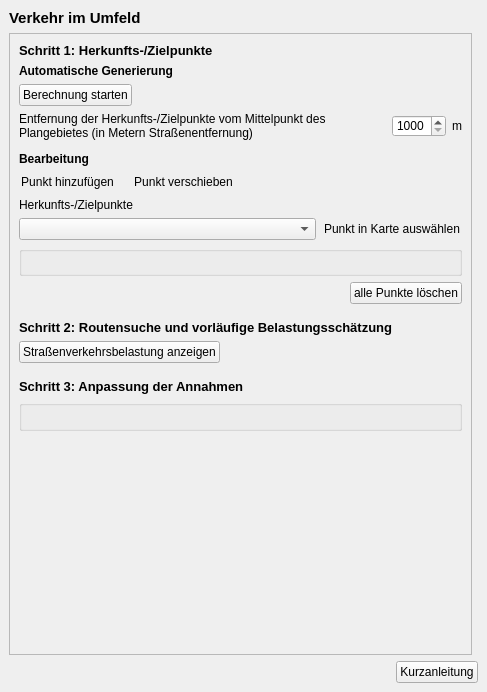
Above: ui/domain_03-ViU.ui from projektcheck/ProjektCheck-QGIS before the change. Below: the same form after it.
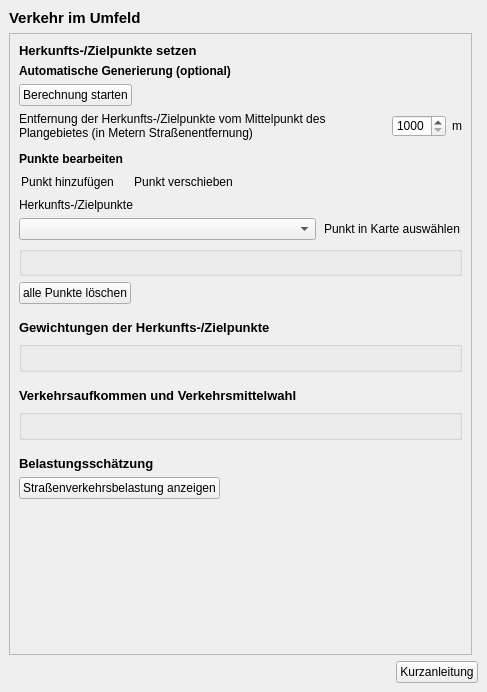
That is the form after the change. Icons and pictures are not drawn.

Commit message: traffic - split ways and weights into separate parameter groups

```diff
--- a/ui/domain_03-ViU.ui
+++ b/ui/domain_03-ViU.ui
@@ -109,6 +109,20 @@
       </item>
      </layout>
     </item>
+    <item row="0" column="0">
+     <widget class="QLabel" name="label_10">
+      <property name="font">
+       <font>
+        <pointsize>11</pointsize>
+        <weight>75</weight>
+        <bold>true</bold>
+       </font>
+      </property>
+      <property name="text">
+       <string>Verkehr im Umfeld</string>
+      </property>
+     </widget>
+    </item>
     <item row="1" column="0">
      <widget class="QScrollArea" name="scrollArea">
       <property name="widgetResizable">
@@ -137,7 +151,7 @@
            <string/>
           </property>
           <property name="text">
-           <string>Schritt 1: Herkunfts-/Zielpunkte</string>
+           <string>Herkunfts-/Zielpunkte setzen</string>
           </property>
          </widget>
         </item>
@@ -150,7 +164,7 @@
            </font>
           </property>
           <property name="text">
-           <string>Automatische Generierung</string>
+           <string>Automatische Generierung (optional)</string>
           </property>
          </widget>
         </item>
@@ -284,7 +298,7 @@
            </font>
           </property>
           <property name="text">
-           <string>Bearbeitung</string>
+           <string>Punkte bearbeiten</string>
           </property>
          </widget>
         </item>
@@ -484,19 +498,6 @@
         </item>
         <item>
          <layout class="QHBoxLayout" name="horizontalLayout">
-          <item>
-           <spacer name="horizontalSpacer">
-            <property name="orientation">
-             <enum>Qt::Horizontal</enum>
-            </property>
-            <property name="sizeHint" stdset="0">
-             <size>
-              <width>40</width>
-              <height>20</height>
-             </size>
-            </property>
-           </spacer>
-          </item>
           <item>
            <widget class="QPushButton" name="remove_transfer_nodes_button">
             <property name="toolTip">
@@ -511,10 +512,23 @@
             </property>
            </widget>
           </item>
+          <item>
+           <spacer name="horizontalSpacer">
+            <property name="orientation">
+             <enum>Qt::Horizontal</enum>
+            </property>
+            <property name="sizeHint" stdset="0">
+             <size>
+              <width>40</width>
+              <height>20</height>
+             </size>
+            </property>
+           </spacer>
+          </item>
          </layout>
         </item>
         <item>
-         <spacer name="verticalSpacer_7">
+         <spacer name="verticalSpacer_8">
           <property name="orientation">
            <enum>Qt::Vertical</enum>
           </property>
@@ -529,6 +543,118 @@
           </property>
          </spacer>
         </item>
+        <item>
+         <widget class="QFrame" name="settings_frame">
+          <property name="enabled">
+           <bool>true</bool>
+          </property>
+          <property name="frameShape">
+           <enum>QFrame::NoFrame</enum>
+          </property>
+          <property name="frameShadow">
+           <enum>QFrame::Plain</enum>
+          </property>
+          <property name="lineWidth">
+           <number>0</number>
+          </property>
+          <layout class="QVBoxLayout" name="verticalLayout_7">
+           <property name="leftMargin">
+            <number>0</number>
+           </property>
+           <property name="topMargin">
+            <number>0</number>
+           </property>
+           <property name="rightMargin">
+            <number>0</number>
+           </property>
+           <property name="bottomMargin">
+            <number>0</number>
+           </property>
+           <item>
+            <widget class="QLabel" name="label_12">
+             <property name="font">
+              <font>
+               <pointsize>10</pointsize>
+               <weight>75</weight>
+               <bold>true</bold>
+              </font>
+             </property>
+             <property name="toolTip">
+              <string/>
+             </property>
+             <property name="text">
+              <string>Gewichtungen der Herkunfts-/Zielpunkte</string>
+             </property>
+            </widget>
+           </item>
+           <item>
+            <widget class="QGroupBox" name="weights_group">
+             <property name="title">
+              <string/>
+             </property>
+             <layout class="QVBoxLayout" name="verticalLayout_3"/>
+            </widget>
+           </item>
+           <item>
+            <spacer name="verticalSpacer_9">
+             <property name="orientation">
+              <enum>Qt::Vertical</enum>
+             </property>
+             <property name="sizeType">
+              <enum>QSizePolicy::Fixed</enum>
+             </property>
+             <property name="sizeHint" stdset="0">
+              <size>
+               <width>20</width>
+               <height>10</height>
+              </size>
+             </property>
+            </spacer>
+           </item>
+           <item>
+            <widget class="QLabel" name="label_3">
+             <property name="font">
+              <font>
+               <pointsize>10</pointsize>
+               <weight>75</weight>
+               <bold>true</bold>
+              </font>
+             </property>
+             <property name="toolTip">
+              <string/>
+             </property>
+             <property name="text">
+              <string>Verkehrsaufkommen und Verkehrsmittelwahl</string>
+             </property>
+            </widget>
+           </item>
+           <item>
+            <widget class="QGroupBox" name="ways_group">
+             <property name="title">
+              <string/>
+             </property>
+             <layout class="QVBoxLayout" name="verticalLayout"/>
+            </widget>
+           </item>
+           <item>
+            <spacer name="verticalSpacer_7">
+             <property name="orientation">
+              <enum>Qt::Vertical</enum>
+             </property>
+             <property name="sizeType">
+              <enum>QSizePolicy::Fixed</enum>
+             </property>
+             <property name="sizeHint" stdset="0">
+              <size>
+               <width>20</width>
+               <height>10</height>
+              </size>
+             </property>
+            </spacer>
+           </item>
+          </layout>
+         </widget>
+        </item>
         <item>
          <widget class="QLabel" name="label_2">
           <property name="font">
@@ -542,7 +668,7 @@
            <string/>
           </property>
           <property name="text">
-           <string>Schritt 2: Routensuche und vorläufige Belastungsschätzung</string>
+           <string>Belastungsschätzung</string>
           </property>
          </widget>
         </item>
@@ -557,7 +683,7 @@
              </sizepolicy>
             </property>
             <property name="toolTip">
-             <string>&lt;p&gt;&lt;span style=&quot; font-weight:600;&quot;&gt;Schätzung der Verkehrsbelastung&lt;/span&gt;&lt;/p&gt;&lt;p&gt;Routen der Fahrten von den Herkunfts-/Zielpunkten zum Plangebiet suchen und eine vorläufige Schätzung der Verkehrsbelastung durchführen. &lt;br/&gt;Wenn Funktion für aktuelles Projekt bereits ausgeführt, wird vorliegendes Ergebnis erneut angezeigt, falls nicht &lt;span style=&quot; font-style:italic;&quot;&gt;Neuberechnung&lt;/span&gt; gewählt wurde. &lt;/p&gt;</string>
+             <string>&lt;p&gt;&lt;span style=&quot; font-weight:600;&quot;&gt;Schätzung der Verkehrsbelastung&lt;/span&gt;&lt;/p&gt;&lt;p&gt;Routen der Fahrten von den Herkunfts-/Zielpunkten zum Plangebiet suchen und eine vorläufige Schätzung der Verkehrsbelastung durchführen. &lt;br/&gt;Wenn Funktion für aktuelles Projekt bereits ausgeführt, wird vorliegendes Ergebnis erneut angezeigt.&lt;/p&gt;</string>
             </property>
             <property name="layoutDirection">
              <enum>Qt::LeftToRight</enum>
@@ -587,78 +713,7 @@
          </layout>
         </item>
         <item>
-         <spacer name="verticalSpacer_6">
-          <property name="orientation">
-           <enum>Qt::Vertical</enum>
-          </property>
-          <property name="sizeType">
-           <enum>QSizePolicy::Fixed</enum>
-          </property>
-          <property name="sizeHint" stdset="0">
-           <size>
-            <width>20</width>
-            <height>10</height>
-           </size>
-          </property>
-         </spacer>
-        </item>
-        <item>
-         <widget class="QFrame" name="settings_frame">
-          <property name="enabled">
-           <bool>true</bool>
-          </property>
-          <property name="frameShape">
-           <enum>QFrame::NoFrame</enum>
-          </property>
-          <property name="frameShadow">
-           <enum>QFrame::Plain</enum>
-          </property>
-          <property name="lineWidth">
-           <number>0</number>
-          </property>
-          <layout class="QVBoxLayout" name="verticalLayout_7">
-           <property name="leftMargin">
-            <number>0</number>
-           </property>
-           <property name="topMargin">
-            <number>0</number>
-           </property>
-           <property name="rightMargin">
-            <number>0</number>
-           </property>
-           <property name="bottomMargin">
-            <number>0</number>
-           </property>
-           <item>
-            <widget class="QLabel" name="label_3">
-             <property name="font">
-              <font>
-               <pointsize>10</pointsize>
-               <weight>75</weight>
-               <bold>true</bold>
-              </font>
-             </property>
-             <property name="toolTip">
-              <string/>
-             </property>
-             <property name="text">
-              <string>Schritt 3: Anpassung der Annahmen</string>
-             </property>
-            </widget>
-           </item>
-           <item>
-            <widget class="QGroupBox" name="settings_group">
-             <property name="title">
-              <string/>
-             </property>
-             <layout class="QVBoxLayout" name="verticalLayout"/>
-            </widget>
-           </item>
-          </layout>
-         </widget>
-        </item>
-        <item>
-         <spacer name="verticalSpacer_3">
+         <spacer name="verticalSpacer">
           <property name="orientation">
            <enum>Qt::Vertical</enum>
           </property>
@@ -674,20 +729,6 @@
       </widget>
      </widget>
     </item>
-    <item row="0" column="0">
-     <widget class="QLabel" name="label_10">
-      <property name="font">
-       <font>
-        <pointsize>11</pointsize>
-        <weight>75</weight>
-        <bold>true</bold>
-       </font>
-      </property>
-      <property name="text">
-       <string>Verkehr im Umfeld</string>
-      </property>
-     </widget>
-    </item>
    </layout>
   </widget>
  </widget>
```
The commit also changes 4 other files.
